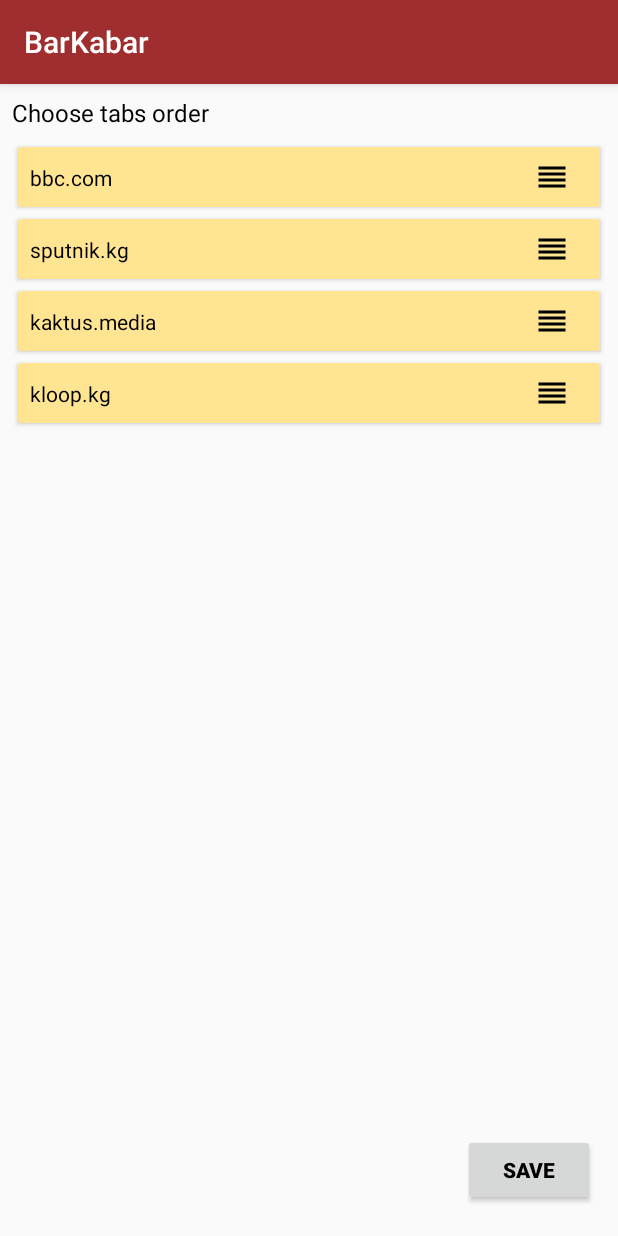
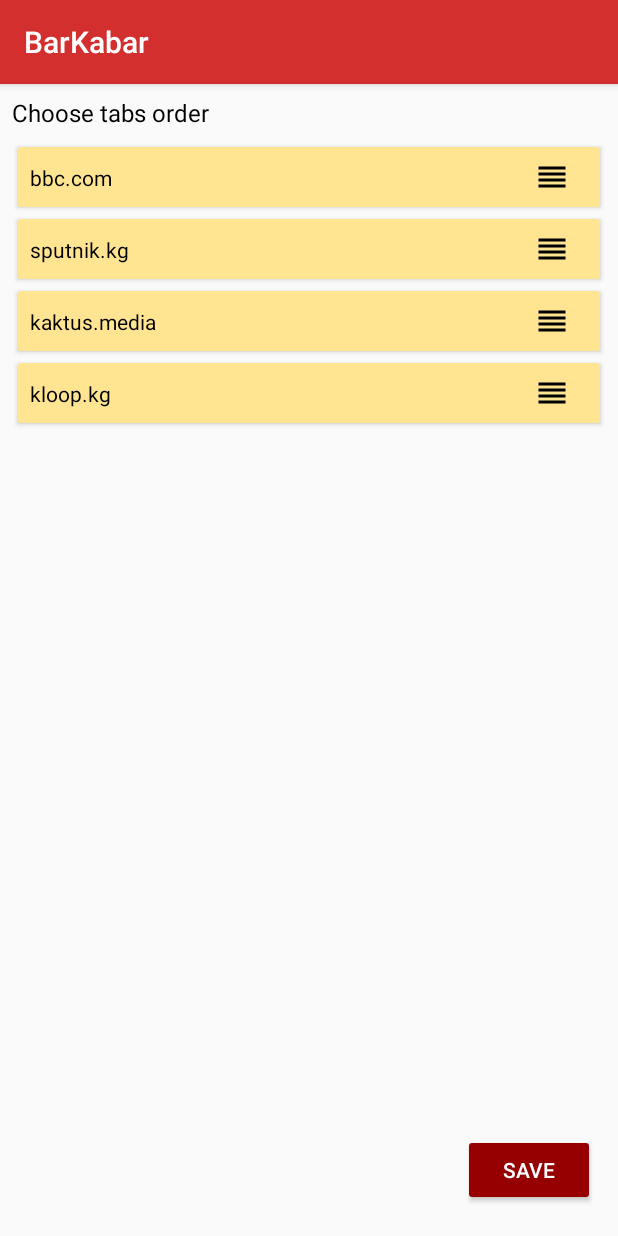
Before and after one commit to erlanamanatov/BarKabar, an Android app: the SettingsActivity screen opened directly, with no data from a screen before it, on a phone screen of 412 x 824 dp. Run offline under Robolectric (Android 15) with nearby library versions, the phone set to English and light mode, and no system bars.

Commit message:
Change colors

```diff
--- a/app/src/main/res/layout/activity_settings.xml
+++ b/app/src/main/res/layout/activity_settings.xml
@@ -9,13 +9,12 @@
 
   <Button
       android:id="@+id/settings_save_button"
+      style="@style/Widget.AppCompat.Button.Colored"
       android:layout_width="wrap_content"
       android:layout_height="wrap_content"
       android:layout_marginBottom="20dp"
       android:layout_marginEnd="15dp"
       android:text="@string/save"
-      android:textColor="@color/colorBlack"
-      android:textStyle="bold"
       app:layout_constraintBottom_toBottomOf="parent"
       app:layout_constraintEnd_toEndOf="parent"/>
 
--- a/app/src/main/res/values/colors.xml
+++ b/app/src/main/res/values/colors.xml
@@ -1,7 +1,7 @@
 <?xml version="1.0" encoding="utf-8"?>
 <resources>
-  <color name="colorPrimary">#a02e2e</color>
-  <color name="colorPrimaryDark">#a81513</color>
+  <color name="colorPrimary">#D32F2F</color>
+  <color name="colorPrimaryDark">#B71C1C</color>
   <color name="colorAccent">#960000</color>
   <color name="mainAttributes">#000</color>
   <color name="sputnikItemColor">#f2ba2e</color>
@@ -10,8 +10,8 @@
   <color name="kaktusBackground">#d1ffbf</color>
   <color name="kaktusItemColor">#87d882</color>
   <color name="sourceItemColor">#ffe591</color>
-  <color name="bbcItemColor">#820303</color>
-  <color name="bbcBackground">#a02e2e</color>
+  <color name="bbcItemColor">#660000</color>
+  <color name="bbcBackground">#930505</color>
   <color name="dateAndCategory">#600000</color>
   <color name="colorBlack">#000</color>
   <color name="colorWhite">#FFF</color>
```
